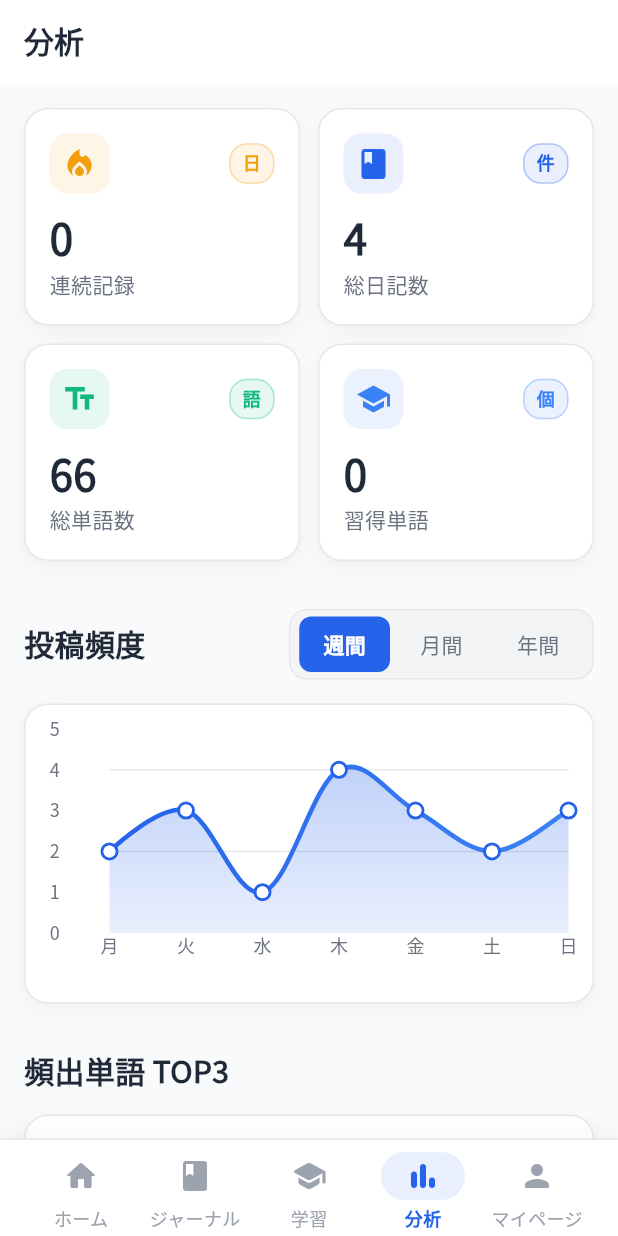
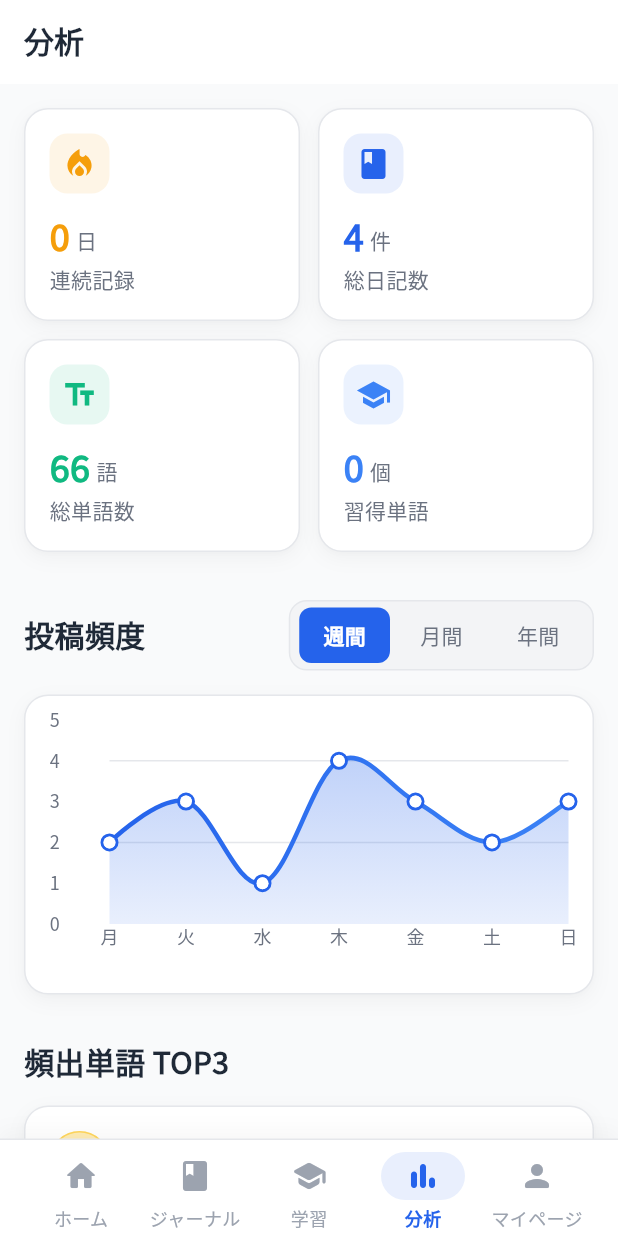
Before and after one commit to LB-KosukeTamogami/Journal-, a Flutter app: the screen it shows after launch, item 4 of the bottom bar chosen, on a phone screen of 412 x 824 dp. Run offline on Flutter 3.47's test engine with Material 3 defaults, Android fonts, the phone set to English and light mode, and no system bars; drawn by our look-alikes of fl_chart, flutter_animate; our stand-ins replace google_fonts, shared_preferences, table_calendar.

Commit message:
fix: 分析画面のグラフツールチップの視認性を改善
- ツールチップの背景色を暗い色に変更し、テキストを白色にして見やすく
- ツールチップのパディングを追加して読みやすさを向上

🤖 Generated with [Claude Code](https://claude.ai/code)

Co-Authored-By: Claude <noreply@anthropic.com>

```diff
--- a/journal_learning_app/lib/screens/analytics_screen.dart
+++ b/journal_learning_app/lib/screens/analytics_screen.dart
@@ -180,6 +180,26 @@ class _AnalyticsScreenState extends State<AnalyticsScreen> {
                         strokeWidth: 1,
                       );
                     },
+                  ),
+                  lineTouchData: LineTouchData(
+                    touchTooltipData: LineTouchTooltipData(
+                      tooltipBgColor: AppTheme.textPrimary,
+                      tooltipRoundedRadius: 8,
+                      tooltipPadding: const EdgeInsets.symmetric(horizontal: 12, vertical: 8),
+                      getTooltipItems: (List<LineBarSpot> touchedBarSpots) {
+                        return touchedBarSpots.map((barSpot) {
+                          return LineTooltipItem(
+                            '${barSpot.y.toInt()}件',
+                            AppTheme.body2.copyWith(
+                              color: AppTheme.backgroundPrimary,
+                              fontWeight: FontWeight.w600,
+                            ),
+                          );
+                        }).toList();
+                      },
+                    ),
+                    touchCallback: (FlTouchEvent event, LineTouchResponse? touchResponse) {},
+                    handleBuiltInTouches: true,
                   ),
                   titlesData: FlTitlesData(
                     show: true,
@@ -385,9 +405,6 @@ class _StatCard extends StatelessWidget {
       child: Column(
         crossAxisAlignment: CrossAxisAlignment.start,
         children: [
-          Row(
-            mainAxisAlignment: MainAxisAlignment.spaceBetween,
-            children: [
           Container(
             padding: const EdgeInsets.all(8),
             decoration: BoxDecoration(
@@ -400,33 +417,25 @@ class _StatCard extends StatelessWidget {
               size: 24,
             ),
           ),
-              Container(
-                padding: const EdgeInsets.symmetric(horizontal: 8, vertical: 4),
-                decoration: BoxDecoration(
-                  color: color.withOpacity(0.1),
-                  borderRadius: BorderRadius.circular(12),
-                  border: Border.all(
-                    color: color.withOpacity(0.3),
-                    width: 1,
+          const SizedBox(height: 12),
+          Row(
+            crossAxisAlignment: CrossAxisAlignment.baseline,
+            textBaseline: TextBaseline.alphabetic,
+            children: [
+              Text(
+                value,
+                style: AppTheme.headline2.copyWith(
+                  color: color,
                 ),
               ),
-                child: Text(
+              const SizedBox(width: 4),
+              Text(
                 unit,
-                  style: AppTheme.caption.copyWith(
-                    color: color,
-                    fontWeight: FontWeight.w600,
-                  ),
+                style: AppTheme.body2.copyWith(
+                  color: AppTheme.textSecondary,
                 ),
               ),
             ],
-          ),
-          const SizedBox(height: 12),
-          Text(
-            value,
-            style: AppTheme.headline1.copyWith(
-              fontSize: 28,
-              color: AppTheme.textPrimary,
-            ),
           ),
           const SizedBox(height: 4),
           Text(
```
Also changed, not shown: 4 other files. Lines whose indentation alone changed are shown as unchanged.
